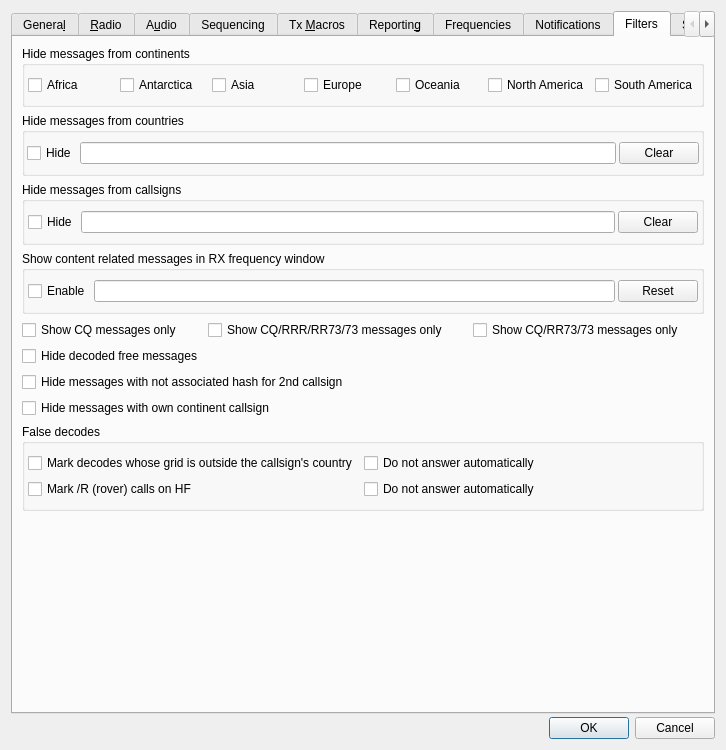
Old version of the form Configuration.ui in the repository ce3tsk/jtdx_contest.
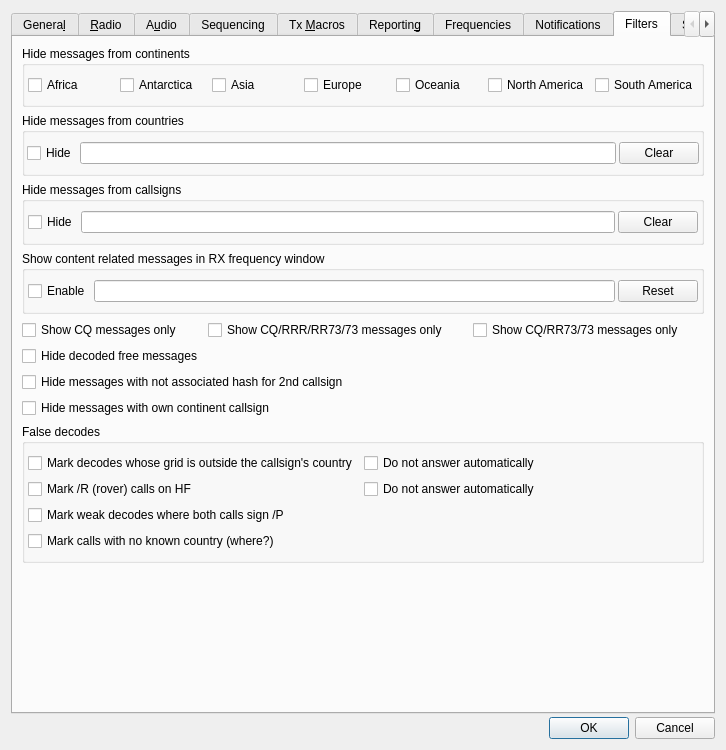
New version of the form. The open tabs and pages were chosen to show the change.

Commit message: False decodes: mark weak both-/P decodes on HF (≤ -20 dB) and senders of no country (where?, not /MM /AM) as low confidence, fix the grid tooltip's country example, never mark our own call

```diff
--- a/Configuration.ui
+++ b/Configuration.ui
@@ -5458,7 +5458,27 @@
               </property>
              </widget>
             </item>
-            <item row="0" column="2" rowspan="2">
+            <item row="2" column="0">
+             <widget class="QCheckBox" name="falseDecodePortableMark_check_box">
+              <property name="toolTip">
+               <string>Below 30 MHz, a decode in which both calls sign /P (portable) is almost always a false decode when it is weak (-20 dB or below): /P is a single bit per call of the message type portable calls use, while genuine park-to-park contacts are stronger. The decode is kept, with the /P calls underlined in red, and is never answered automatically - a double click still answers it. Its ALL.TXT line ends with lc:portable, and it is sent to UDP clients as a low-confidence decode.</string>
+              </property>
+              <property name="text">
+               <string>Mark weak decodes where both calls sign /P</string>
+              </property>
+             </widget>
+            </item>
+            <item row="3" column="0">
+             <widget class="QCheckBox" name="falseDecodeWhereMark_check_box">
+              <property name="toolTip">
+               <string>A call whose prefix belongs to no country in cty.dat - shown as where? in the country column - is most likely a false decode, on any band. The decode is kept, with the call and where? underlined in red, and is never answered automatically - a double click still answers it. Its ALL.TXT line ends with lc:where, and it is sent to UDP clients as a low-confidence decode. Maritime and aeronautical mobile calls (/MM, /AM) have no country and are never marked.</string>
+              </property>
+              <property name="text">
+               <string>Mark calls with no known country (where?)</string>
+              </property>
+             </widget>
+            </item>
+            <item row="0" column="2" rowspan="4">
              <spacer name="falseDecodes_horizontal_spacer">
               <property name="orientation">
                <enum>Qt::Horizontal</enum>
```
Left out of the diff: 2 changed lines with no effect on the pictures. The commit also changes 28 other files.
